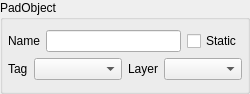
Phiras55/PAD-Game-Engine, file Editor/PAD-Engine/padobjectwidget.ui: the form before one commit.
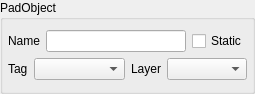
The form after the commit. Icons and pictures are not drawn.

Patch:
```diff
--- a/Editor/PAD-Engine/padobjectwidget.ui
+++ b/Editor/PAD-Engine/padobjectwidget.ui
@@ -6,7 +6,7 @@
    <rect>
     <x>0</x>
     <y>0</y>
-    <width>250</width>
+    <width>255</width>
     <height>94</height>
    </rect>
   </property>
@@ -18,7 +18,7 @@
   </property>
   <property name="minimumSize">
    <size>
-    <width>250</width>
+    <width>255</width>
     <height>94</height>
    </size>
   </property>
```
